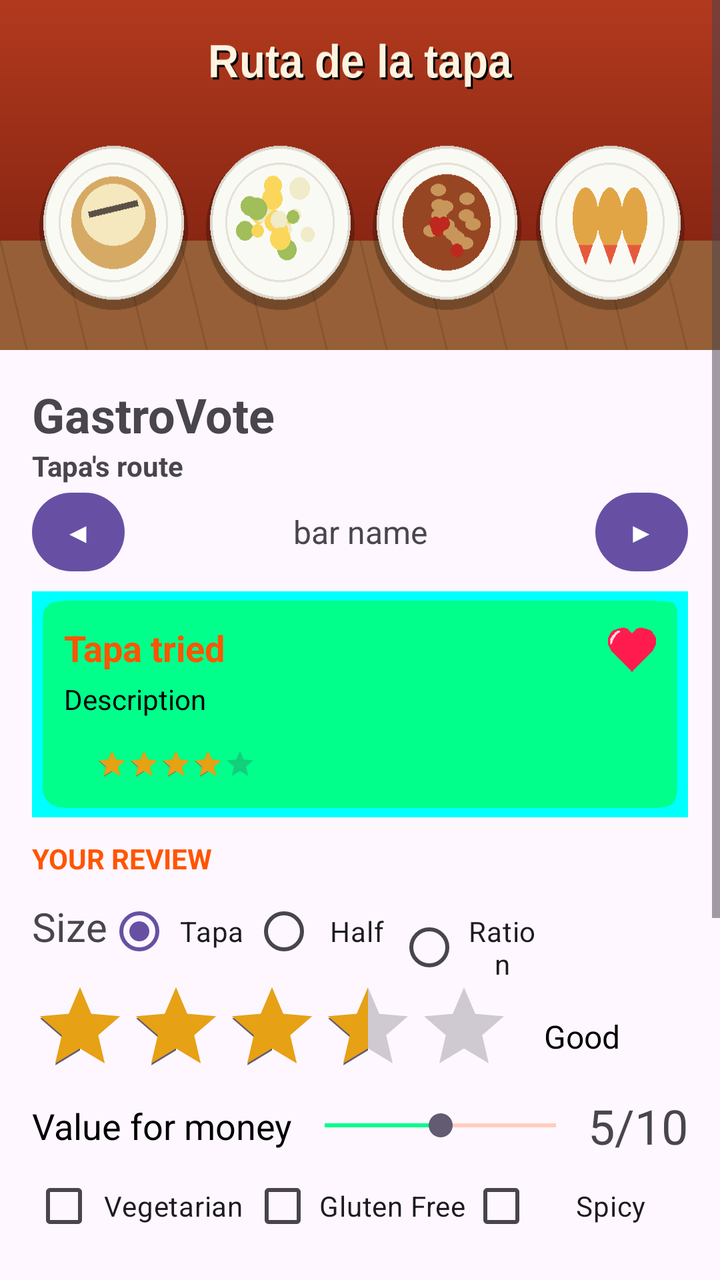
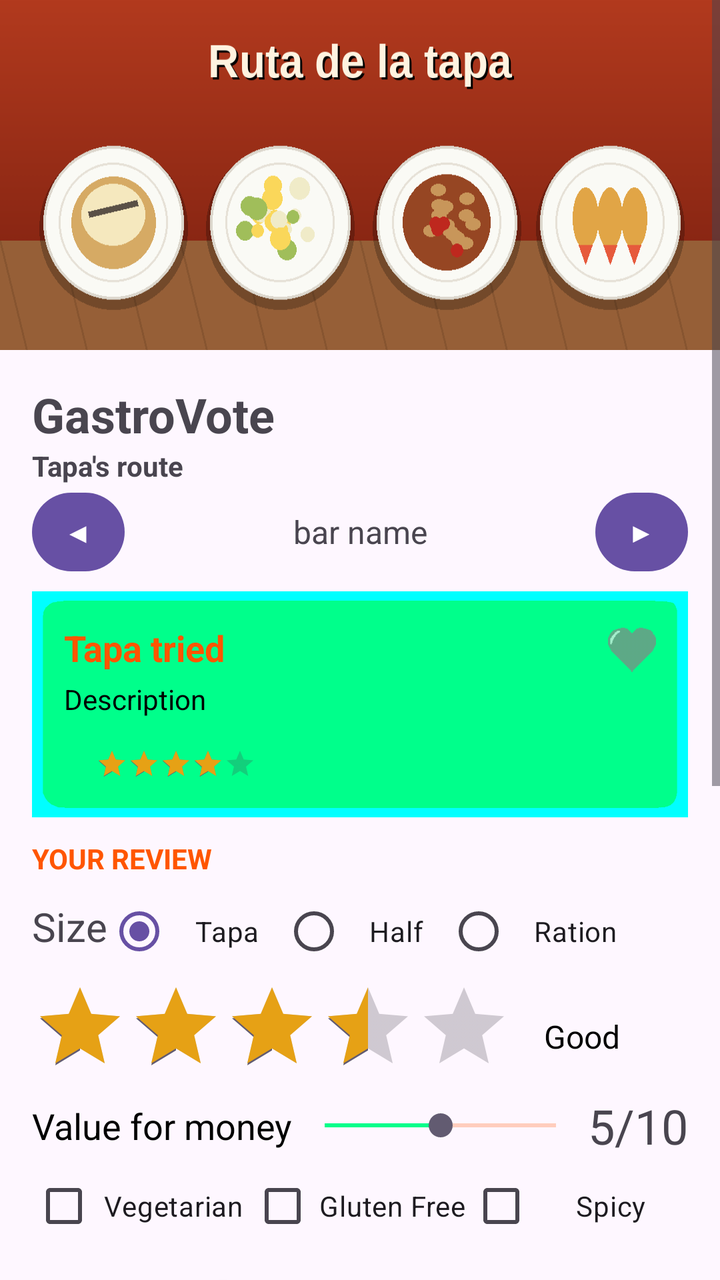

An Android layout rendered at two revisions. The XML below is the earlier revision; the diff shows what the commit changed to produce the second picture.
<!-- AndroidManifest.xml: application theme Theme.GastroVote -->
<!-- res/layout/activity_main.xml -->
<?xml version="1.0" encoding="utf-8"?>
<ScrollView xmlns:android="http://schemas.android.com/apk/res/android"
    xmlns:app="http://schemas.android.com/apk/res-auto"
    xmlns:tools="http://schemas.android.com/tools"
    android:id="@+id/main"
    android:layout_width="match_parent"
    android:layout_height="match_parent"
    android:fillViewport="true"
    android:clipToPadding="false"
    tools:context=".MainActivity">


    <LinearLayout
        android:layout_width="match_parent"
        android:layout_height="wrap_content"
        android:orientation="vertical"
        app:layout_constraintBottom_toBottomOf="parent"
        app:layout_constraintEnd_toEndOf="parent"
        app:layout_constraintStart_toStartOf="parent">

        <ImageView
            android:id="@+id/ivBanner"
            android:layout_width="match_parent"
            android:layout_height="175dp"
            android:scaleType="fitXY"
            app:layout_constraintEnd_toEndOf="parent"
            app:layout_constraintStart_toStartOf="parent"
            app:layout_constraintTop_toTopOf="parent"
            app:srcCompat="@drawable/banner_tapas"/>
    <LinearLayout
        android:layout_width="match_parent"
        android:layout_height="match_parent"
        android:layout_marginHorizontal="16dp"
        android:orientation="vertical">
        <Space
            android:layout_width="match_parent"
            android:layout_height="16dp"/>

        <TextView
            android:layout_width="wrap_content"
            android:layout_height="wrap_content"
            android:id="@+id/tvTitulo"
            android:text="@string/app_title"
            android:textSize="24sp"
            android:textStyle="bold"
            android:textIsSelectable="false"/>
        <TextView
            android:id="@+id/tvSubtitulo"
            android:layout_width="wrap_content"
            android:layout_height="wrap_content"
            android:text="@string/subtitle"
            android:textIsSelectable="false"
            android:textStyle="bold"
            android:textSize="14sp"
            />
        <LinearLayout
            android:layout_width="match_parent"
            android:layout_height="wrap_content"
            android:orientation="horizontal"
            android:gravity="center_vertical">

            
            <Button
                android:layout_width="wrap_content"
                android:layout_height="wrap_content"
                android:minWidth="0dp"
                android:minHeight="0dp"
                android:paddingHorizontal="16dp"
                android:paddingVertical="10dp"
                android:text="◀"
                tools:ignore="HardcodedText"
                android:onClick="barBackward"/>

            
            <TextView
                android:id="@+id/tvBar"
                android:layout_width="0dp"
                android:layout_height="wrap_content"
                android:layout_weight="1"
                android:gravity="center"
                android:textAlignment="center"
                android:textSize="16sp"
                android:text="@string/bar_name"/>

            
            <Button
                android:layout_width="wrap_content"
                android:layout_height="wrap_content"
                android:minWidth="0dp"
                android:minHeight="0dp"
                android:paddingHorizontal="16dp"
                android:paddingVertical="10dp"
                android:text="▶"
                tools:ignore="HardcodedText"
                android:onClick="barForward"/>

        </LinearLayout>

        
        <include layout="@layout/bar_card"/>


        
        <Space
            android:layout_width="0dp"
            android:layout_height="5dp"/>
        <TextView
            android:layout_width="wrap_content"
            android:layout_height="wrap_content"
            android:text="@string/your_review"
            android:textColor="@color/txt_orange"
            android:textStyle="bold"/>
        <Space
            android:layout_width="0dp"
            android:layout_height="3dp"/>
        
        <RadioGroup
            android:layout_width="match_parent"
            android:layout_height="wrap_content"
            android:layout_gravity="center_vertical"
            android:orientation="horizontal">
            <TextView
                android:layout_width="wrap_content"
                android:layout_height="wrap_content"
                android:text="@string/size"
                android:textSize="20sp"
                android:textAlignment="textStart"/>
            <RadioButton
                android:layout_width="0dp"
                android:layout_weight="1"
                android:gravity="center"
                android:layout_height="wrap_content"
                android:id="@+id/sizeRb1"
                android:text="@string/size_tapa"
                android:checked="true"/>
            <RadioButton

                android:layout_width="0dp"
                android:layout_weight="1"
                android:gravity="center"
                android:layout_height="wrap_content"
                android:id="@+id/sizeRb2"
                android:text="@string/size_half"/>

            <RadioButton

                android:layout_width="0dp"
                android:layout_weight="1"
                android:gravity="center"
                android:layout_height="wrap_content"
                android:id="@+id/sizeRb3"
                android:text="@string/size_ration"/>
            <Space
                android:layout_width="0dp"
                android:layout_height="wrap_content"
                android:layout_weight="1"
                android:gravity="center"/>
        </RadioGroup>
        <LinearLayout
            android:layout_width="wrap_content"
            android:layout_height="wrap_content"
            android:orientation="horizontal">

            <RatingBar
                android:id="@+id/ratingBar"
                android:layout_width="wrap_content"
                android:layout_height="wrap_content"
                android:numStars="5"
                android:progressTint="@color/rating_star"
                android:rating="3.5"
                android:isIndicator="false"/>

            <TextView
                android:id="@+id/tvRating"
                android:layout_width="0dp"
                android:layout_height="wrap_content"
                android:layout_weight="1"
                android:layout_gravity="center_vertical"
                android:layout_marginHorizontal="16dp"
                android:text="@string/review_3"
                android:textSize="16sp"
                android:textColor="@color/black"/>

        </LinearLayout>

        <LinearLayout
            android:layout_width="match_parent"
            android:layout_height="wrap_content"
            android:orientation="horizontal"
            android:gravity="center_vertical">

        <TextView
            android:layout_width="wrap_content"
            android:layout_height="wrap_content"
            android:text="@string/value_for_money"
            android:textSize="18sp"
            android:textColor="@color/black"/>

        <SeekBar
            android:id="@+id/seekBar"
            android:layout_height="wrap_content"
            android:layout_width="0dp"
            android:layout_weight="1"
            android:gravity="center"
            android:max="10"
            android:progress="5"
            android:progressTint="@color/main_theme"
            android:progressBackgroundTint="@color/orange"

            />
            <TextView
                android:layout_width="wrap_content"
                android:layout_height="wrap_content"
                android:text="5/10"
                android:textSize="24sp"
                tools:ignore="HardcodedText" />

        </LinearLayout>

        <LinearLayout
            android:layout_width="match_parent"
            android:layout_height="wrap_content"
            android:orientation="horizontal"
            android:gravity="center_vertical">
        <CheckBox
            android:layout_width="0dp"
            android:layout_height="wrap_content"
            android:gravity="center"
            android:layout_weight="1"
            android:text="@string/vegetarian"/>
        <CheckBox
            android:layout_width="0dp"
            android:layout_height="wrap_content"

            android:gravity="center"
            android:layout_weight="1"
            android:text="@string/gluten_free"/>
        <CheckBox
            android:layout_width="0dp"
            android:layout_height="wrap_content"
            android:gravity="center"
            android:layout_weight="1"
            android:text="@string/spicy"/>
        </LinearLayout>





        
        <LinearLayout
            android:layout_width="wrap_content"
            android:layout_height="wrap_content"
            android:orientation="horizontal">
            <com.google.android.material.switchmaterial.SwitchMaterial
                android:onClick="like"
                android:layout_width="125dp"
                android:layout_height="wrap_content"
                android:text="@string/like"
                android:textSize="16sp"
                android:layout_marginEnd="10dp"
                android:id="@+id/swMeGusta"/>
            <TextView
                android:layout_width="wrap_content"
                android:layout_height="wrap_content"
                android:id="@+id/tvMeGusta"
                android:text="@string/did_u_like"
                android:layout_marginStart="12dp"
                android:textSize="16sp"
                />

        </LinearLayout>
        <CheckBox
            android:onClick="st"
            android:layout_width="wrap_content"
            android:layout_height="wrap_content"
            android:id="@+id/cbEstudiante"
            android:text="@string/descuento_estudiante"

            />

        <EditText
            android:id="@+id/editTextTextMultiLine"
            android:layout_width="match_parent"
            android:layout_height="wrap_content"
            android:ems="10"
            android:gravity="start|top"
            android:inputType="textMultiLine"
            android:maxLength="200"
            android:hint="@string/optional_review"/>

        
        <LinearLayout
            android:layout_width="match_parent"
            android:layout_height="wrap_content"
            android:orientation="horizontal"
            android:gravity="center_vertical">

            <Button
                android:id="@+id/btnLimpiar"
                android:onClick="clear"
                android:layout_width="0dp"
                android:layout_gravity="center"
                android:layout_weight="7"
                android:layout_height="wrap_content"
                android:backgroundTint="@color/light_gray"
                android:text="@string/clear"/>
            <Space
                android:layout_height="match_parent"
                android:layout_width="0dp"
                android:layout_gravity="center"
                android:layout_weight="1"/>
            <Button
                android:layout_width="0dp"
                android:layout_gravity="center"
                android:layout_weight="7"
                android:layout_height="wrap_content"
                android:id="@+id/btnCalcular"
                android:text="@string/calc"
                android:onClick="calcular"/>

        </LinearLayout>

        <Space
            android:layout_width="wrap_content"
            android:layout_height="25dp"/>

        <TextView
            android:id="@+id/tvResumen"
            android:layout_width="match_parent"
            android:layout_height="48dp"
            android:background="@color/lighter_gray"
            android:text="@string/final_price"
            android:textSize="18sp" />

    </LinearLayout></LinearLayout>
    </ScrollView>
<!-- res/layout/bar_card.xml (included above) -->
<?xml version="1.0" encoding="utf-8"?>
<androidx.constraintlayout.widget.ConstraintLayout
    xmlns:android="http://schemas.android.com/apk/res/android"
    xmlns:app="http://schemas.android.com/apk/res-auto"
    android:layout_width="match_parent"
    android:layout_height="wrap_content"
    android:layout_marginVertical="6dp"
    android:background="@drawable/bg_card3"
    android:padding="16dp">

    <TextView
        android:id="@+id/tvTitle"
        android:layout_width="0dp"
        android:layout_height="wrap_content"
        android:text="@string/tapa"
        android:textColor="@color/txt_orange"
        android:textSize="18sp"
        android:textStyle="bold"
        app:layout_constraintTop_toTopOf="parent"
        app:layout_constraintStart_toStartOf="parent"
        app:layout_constraintEnd_toStartOf="@id/ivFavorite" />

    <ImageView
        android:id="@+id/ivFavorite"
        android:layout_width="24dp"
        android:layout_height="24dp"
        android:src="@drawable/heart"
        app:layout_constraintTop_toTopOf="@id/tvTitle"
        app:layout_constraintBottom_toBottomOf="@id/tvTitle"
        app:layout_constraintEnd_toEndOf="parent" />

    <TextView
        android:id="@+id/tvSubtitle"
        android:layout_width="0dp"
        android:layout_height="wrap_content"
        android:layout_marginTop="4dp"
        android:text="@string/description"
        android:textColor="@color/black"
        android:textSize="14sp"
        app:layout_constraintTop_toBottomOf="@id/tvTitle"
        app:layout_constraintStart_toStartOf="parent"
        app:layout_constraintEnd_toEndOf="parent" />

    <TextView
        android:id="@+id/tvPrice"
        android:layout_width="wrap_content"
        android:layout_height="wrap_content"
        android:layout_marginTop="12dp"
        android:text=""
        android:textColor="#2C2C2C"
        android:textSize="16sp"
        android:textStyle="bold"
        app:layout_constraintTop_toBottomOf="@id/tvSubtitle"
        app:layout_constraintStart_toStartOf="parent"
        app:layout_constraintBottom_toBottomOf="parent" />

    <RatingBar
        android:id="@+id/cardRatingBar"
        style="?android:attr/ratingBarStyleSmall"
        android:layout_width="wrap_content"
        android:layout_height="wrap_content"
        android:layout_marginStart="16dp"
        android:isIndicator="true"
        android:numStars="5"
        android:rating="4"
        android:progressTint="@color/rating_star"
        app:layout_constraintTop_toTopOf="@id/tvPrice"
        app:layout_constraintBottom_toBottomOf="@id/tvPrice"
        app:layout_constraintStart_toEndOf="@id/tvPrice" />

</androidx.constraintlayout.widget.ConstraintLayout>
<!-- resources referenced by this layout -->
<resources>
  <color name="black">#FF000000</color>
  <color name="light_gray">#FAAA</color>
  <color name="lighter_gray">#FEEE</color>
  <color name="main_theme">#00FD8A</color>
  <color name="orange">#F50</color>
  <color name="rating_star">#E6A115</color>
  <color name="txt_orange">#F50</color>
  <!-- drawable banner_tapas: png bitmap (drawable, 25093 bytes) -->
  <!-- drawable bg_card3: png bitmap (drawable, 4851 bytes) -->
  <!-- drawable heart: png bitmap (drawable, 952 bytes) -->
  <string name="app_title">GastroVote</string>
  <string name="bar_name">bar name</string>
  <string name="calc">CALCULATE COST</string>
  <string name="clear">CLEAR</string>
  <string name="description">Description</string>
  <string name="descuento_estudiante">Student discount (10%)</string>
  <string name="did_u_like">Did you like it?</string>
  <string name="final_price">Here will appear the final cost</string>
  <string name="gluten_free">Gluten Free</string>
  <string name="like">Like</string>
  <string name="optional_review">Optional: review</string>
  <string name="review_3">Good</string>
  <string name="size">Size</string>
  <string name="size_half">Half</string>
  <string name="size_ration">Ration</string>
  <string name="size_tapa">Tapa</string>
  <string name="spicy">Spicy</string>
  <string name="subtitle">Tapa\'s route</string>
  <string name="tapa">Tapa tried</string>
  <string name="value_for_money">Value for money</string>
  <string name="vegetarian">Vegetarian</string>
  <string name="your_review">YOUR REVIEW</string>
  <style name="Theme.GastroVote" parent="Base.Theme.GastroVote" />
  <style name="Base.Theme.GastroVote" parent="Theme.Material3.DayNight.NoActionBar">
          
          
      </style>
</resources>

<!-- the commit's change to res/layout/activity_main.xml (unified diff, before → after) -->
@@ -6,7 +6,6 @@
     android:layout_width="match_parent"
     android:layout_height="match_parent"
     android:fillViewport="true"
-    android:clipToPadding="false"
     tools:context=".MainActivity">
 
 
@@ -26,10 +25,11 @@
             app:layout_constraintEnd_toEndOf="parent"
             app:layout_constraintStart_toStartOf="parent"
             app:layout_constraintTop_toTopOf="parent"
-            app:srcCompat="@drawable/banner_tapas"/>
+            app:srcCompat="@drawable/banner_tapas"
+            tools:ignore="ContentDescription" />
     <LinearLayout
         android:layout_width="match_parent"
-        android:layout_height="match_parent"
+        android:layout_height="wrap_content"
         android:layout_marginHorizontal="16dp"
         android:orientation="vertical">
         <Space
@@ -126,7 +126,7 @@
                 android:textSize="20sp"
                 android:textAlignment="textStart"/>
             <RadioButton
-                android:layout_width="0dp"
+                android:layout_width="wrap_content"
                 android:layout_weight="1"
                 android:gravity="center"
                 android:layout_height="wrap_content"
@@ -135,7 +135,7 @@
                 android:checked="true"/>
             <RadioButton
 
-                android:layout_width="0dp"
+                android:layout_width="wrap_content"
                 android:layout_weight="1"
                 android:gravity="center"
                 android:layout_height="wrap_content"
@@ -144,7 +144,7 @@
 
             <RadioButton
 
-                android:layout_width="0dp"
+                android:layout_width="wrap_content"
                 android:layout_weight="1"
                 android:gravity="center"
                 android:layout_height="wrap_content"
@@ -209,6 +209,7 @@
 
             />
             <TextView
+                android:id="@+id/tvScore"
                 android:layout_width="wrap_content"
                 android:layout_height="wrap_content"
                 android:text="5/10"
@@ -287,7 +288,9 @@
             android:gravity="start|top"
             android:inputType="textMultiLine"
             android:maxLength="200"
-            android:hint="@string/optional_review"/>
+            android:maxLines="7"
+            android:hint="@string/optional_review"
+            tools:ignore="Autofill" />
 
         
         <LinearLayout
@@ -333,7 +336,10 @@
             android:text="@string/final_price"
             android:textSize="18sp" />
 
-    </LinearLayout></LinearLayout>
+    </LinearLayout><Space
+        android:layout_width="match_parent"
+        android:layout_height="150dp"/></LinearLayout>
+
     </ScrollView>
 <!-- res/layout/bar_card.xml (included above) -->
 <?xml version="1.0" encoding="utf-8"?>
@@ -362,7 +368,7 @@
         android:id="@+id/ivFavorite"
         android:layout_width="24dp"
         android:layout_height="24dp"
-        android:src="@drawable/heart"
+        android:src="@drawable/ic_heart_grayscale"
         app:layout_constraintTop_toTopOf="@id/tvTitle"
         app:layout_constraintBottom_toBottomOf="@id/tvTitle"
         app:layout_constraintEnd_toEndOf="parent" />
<!-- resource entries referenced after the edit -->
@@ -9,7 +9,7 @@
   <color name="txt_orange">#F50</color>
   <!-- drawable banner_tapas: png bitmap (drawable, 25093 bytes) -->
   <!-- drawable bg_card3: png bitmap (drawable, 4851 bytes) -->
-  <!-- drawable heart: png bitmap (drawable, 952 bytes) -->
+  <!-- drawable ic_heart_grayscale: png bitmap (drawable, 828 bytes) -->
   <string name="app_title">GastroVote</string>
   <string name="bar_name">bar name</string>
   <string name="calc">CALCULATE COST</string>
